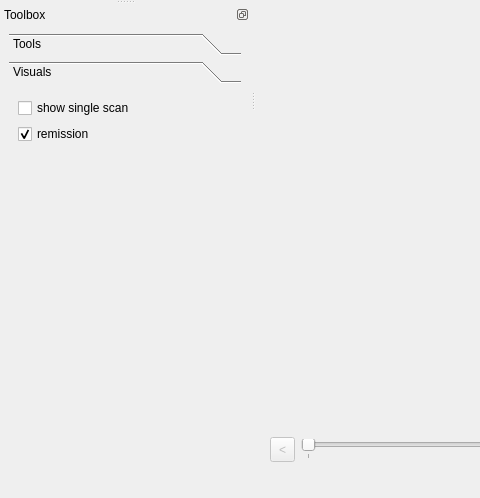
First picture: the form in src/MainFrame.ui, repository jbehley/point_labeler, before the edit; both pictures show x 0 to 480 and y 324 to 822 of the 1048 by 822 pixel window.
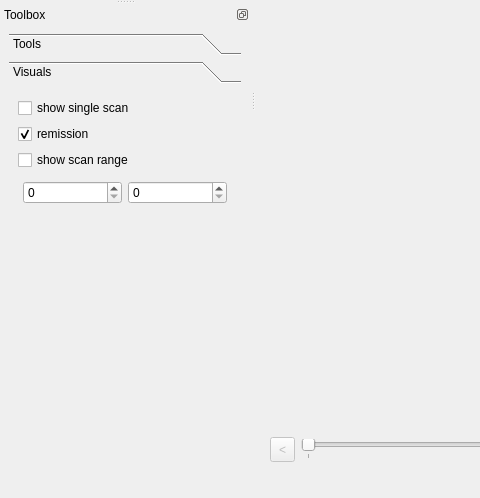
Second picture: the form after the edit. The open tabs and pages were chosen to show the change. Custom widgets are drawn as their Qt base class.

Commit message: show only some range of scans.

```diff
--- a/src/MainFrame.ui
+++ b/src/MainFrame.ui
@@ -985,7 +985,7 @@
           <x>0</x>
           <y>0</y>
           <width>232</width>
-          <height>372</height>
+          <height>294</height>
          </rect>
         </property>
         <attribute name="label">
@@ -1009,6 +1009,43 @@
            </property>
           </widget>
          </item>
+         <item>
+          <widget class="QCheckBox" name="chkShowScanRange">
+           <property name="text">
+            <string>show scan range</string>
+           </property>
+          </widget>
+         </item>
+         <item>
+          <layout class="QHBoxLayout" name="horizontalLayout_8">
+           <property name="leftMargin">
+            <number>5</number>
+           </property>
+           <property name="topMargin">
+            <number>5</number>
+           </property>
+           <property name="rightMargin">
+            <number>5</number>
+           </property>
+           <property name="bottomMargin">
+            <number>5</number>
+           </property>
+           <item>
+            <widget class="QSpinBox" name="spinRangeBegin">
+             <property name="maximum">
+              <number>1000</number>
+             </property>
+            </widget>
+           </item>
+           <item>
+            <widget class="QSpinBox" name="spinRangeEnd">
+             <property name="maximum">
+              <number>1000</number>
+             </property>
+            </widget>
+           </item>
+          </layout>
+         </item>
          <item>
           <spacer name="verticalSpacer">
            <property name="orientation">
```
Left out of the diff: 6 changed lines with no effect on the pictures. The commit also changes 3 other files.
